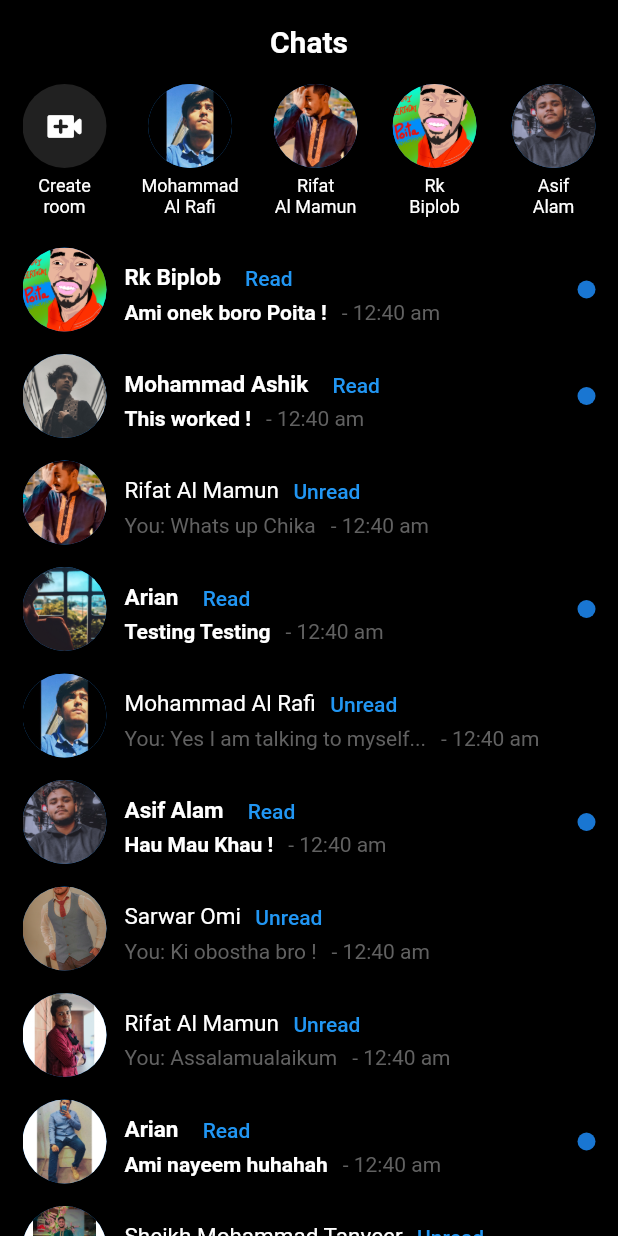
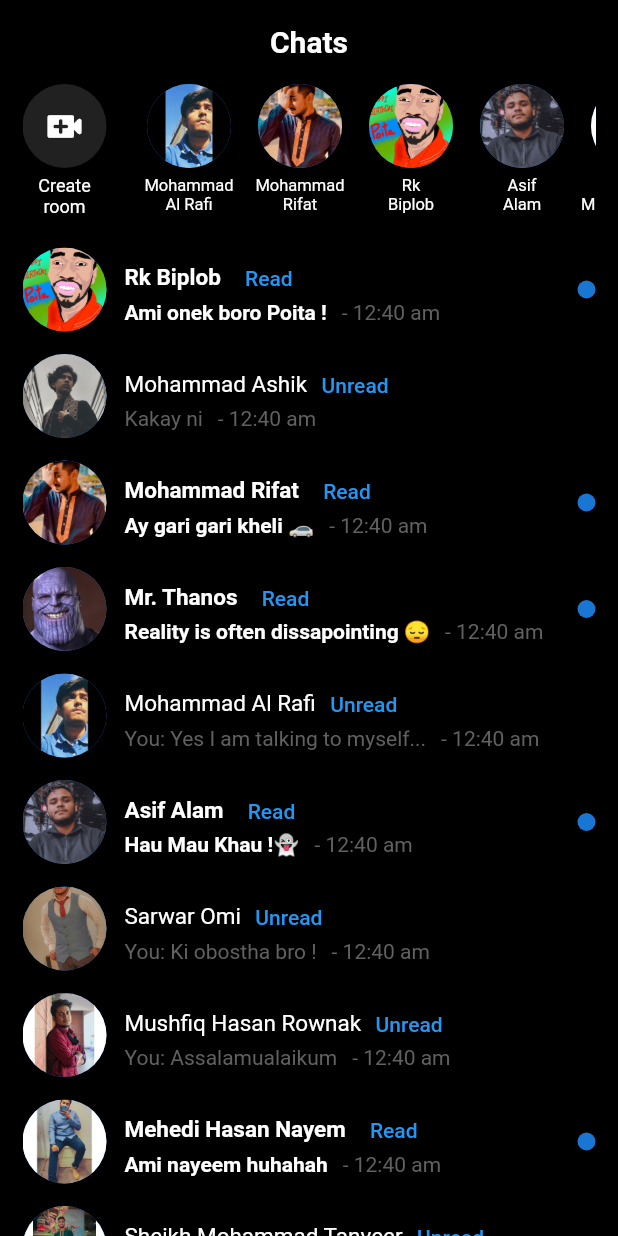
Before and after one commit to al-rafi304/messenger_UI_clone, a Flutter app: the screen it shows after launch, on a phone screen of 412 x 824 dp. Run offline on Flutter 3.47's test engine with Material 2 defaults, Android fonts, the phone set to English and light mode, and no system bars.

Commit message:
Added horizontal scrolling in quickaccess

```diff
--- a/lib/QuickAccess.dart
+++ b/lib/QuickAccess.dart
@@ -3,7 +3,9 @@ import 'package:flutter/material.dart';
 class QuickAccess extends StatelessWidget {
   @override
   Widget build(BuildContext context) {
-    return Row(
+    return SingleChildScrollView(
+      scrollDirection: Axis.horizontal,
+      child: Row(
         mainAxisAlignment: MainAxisAlignment.spaceBetween,
         crossAxisAlignment: CrossAxisAlignment.start,
         children: [
@@ -33,36 +35,71 @@ class QuickAccess extends StatelessWidget {
               )
             ],
           ),
+          SizedBox(width: 18,),
           NameBubble(
-          name: "Mohammad\nAl Rafi",
+            fName: "Mohammad",
+            lName: "Al Rafi",
             picPath: "assets/01.jpg",
           ),
           NameBubble(
-          name: "Rifat\nAl Mamun",
+            fName: "Mohammad",
+            lName: "Rifat",
             picPath: "assets/04.jpg",
           ),
           NameBubble(
-          name: "Rk\nBiplob",
+            fName: "Rk",
+            lName: "Biplob",
             picPath: "assets/03.jpg",
           ),
           NameBubble(
-          name: "Asif\nAlam",
+            fName: "Asif",
+            lName: "Alam",
             picPath: "assets/07.jpg",
           ),
+          NameBubble(
+            fName: "Sheikh",
+            lName: "Mohammad Tanveer",
+            picPath: "assets/11.jpg",
+          ),
+          NameBubble(
+            fName: "Fahim AzomRohan",
+            lName: "Rohan",
+            picPath: "assets/09.jpg",
+          ),
+          NameBubble(
+            fName: "Mehedi Hasan",
+            lName: "Nayeem",
+            picPath: "assets/10.jpg",
+          ),
+          NameBubble(
+            fName: "Mr.",
+            lName: "Thanos",
+            picPath: "assets/06.jpg",
+          ),
+          NameBubble(
+            fName: "Sarowar",
+            lName: "Omi",
+            picPath: "assets/08.jpg",
+          ),
+
         ],
+      ),
     );
   }
 }
 
 class NameBubble extends StatelessWidget {
   final String picPath;
-  final String name;
+  final String fName;
+  final String lName;
 
-  NameBubble({this.picPath, this.name});
+  NameBubble({this.picPath, this.fName, this.lName});
 
   @override
   Widget build(BuildContext context) {
-    return Column(
+    return Container(
+      width: 74,
+      child: Column(
         mainAxisAlignment: MainAxisAlignment.start,
         children: [
           CircleAvatar(
@@ -71,11 +108,19 @@ class NameBubble extends StatelessWidget {
           ),
           SizedBox(height: 5),
           Text(
-          name,
+            fName,
+            overflow: TextOverflow.ellipsis,
             textAlign: TextAlign.center,
-          style: TextStyle(color: Colors.white, fontSize: 12),
+            style: TextStyle(color: Colors.white, fontSize: 11),
+          ),
+          Text(
+            lName,
+            overflow: TextOverflow.ellipsis,
+            textAlign: TextAlign.center,
+            style: TextStyle(color: Colors.white, fontSize: 11),
           )
         ],
+      ),
     );
   }
 }
--- a/lib/main.dart
+++ b/lib/main.dart
@@ -46,25 +46,25 @@ class MyApp extends StatelessWidget {
               ChatItem(
                   picPath: "assets/05.jpg",
                   name: "Mohammad Ashik",
-                  messege: "This worked !",
+                  messege: "Kakay ni",
+                  isRead: true),
+              SizedBox(
+                height: 15,
+              ),
+
+              ChatItem(
+                  picPath: "assets/04.jpg",
+                  name: "Mohammad Rifat",
+                  messege: "Ay gari gari kheli 🚗",
                   isRead: false),
               SizedBox(
                 height: 15,
               ),
 
               ChatItem(
-                  picPath: "assets/04.jpg",
-                  name: "Rifat Al Mamun",
-                  messege: "You: Whats up Chika",
-                  isRead: true),
-              SizedBox(
-                height: 15,
-              ),
-
-              ChatItem(
-                  picPath: "assets/02.jpg",
-                  name: "Arian",
-                  messege: "Testing Testing",
+                  picPath: "assets/06.jpg",
+                  name: "Mr. Thanos",
+                  messege: "Reality is often dissapointing 😔",
                   isRead: false),
               SizedBox(
                 height: 15,
@@ -82,7 +82,7 @@ class MyApp extends StatelessWidget {
               ChatItem(
                   picPath: "assets/07.jpg",
                   name: "Asif Alam",
-                  messege: "Hau Mau Khau !",
+                  messege: "Hau Mau Khau !👻",
                   isRead: false),
               SizedBox(
                 height: 15,
@@ -99,7 +99,7 @@ class MyApp extends StatelessWidget {
 
               ChatItem(
                   picPath: "assets/12.jpg",
-                  name: "Rifat Al Mamun",
+                  name: "Mushfiq Hasan Rownak",
                   messege: "You: Assalamualaikum",
                   isRead: true),
               SizedBox(
@@ -108,7 +108,7 @@ class MyApp extends StatelessWidget {
 
               ChatItem(
                   picPath: "assets/10.jpg",
-                  name: "Arian",
+                  name: "Mehedi Hasan Nayem",
                   messege: "Ami nayeem huhahah",
                   isRead: false),
               SizedBox(
@@ -129,6 +129,15 @@ class MyApp extends StatelessWidget {
                   name: "Fahim Azom Rohan",
                   messege: "Yo Yo kids !",
                   isRead: false),
+              SizedBox(
+                height: 15,
+              ),
+              ChatItem(
+                  picPath: "assets/02.jpg",
+                  name: "Arian",
+                  messege: "Testing Testing",
+                  isRead: false),
+
             ],
           ),
         ),
```
Lines whose indentation alone changed are shown as unchanged.
